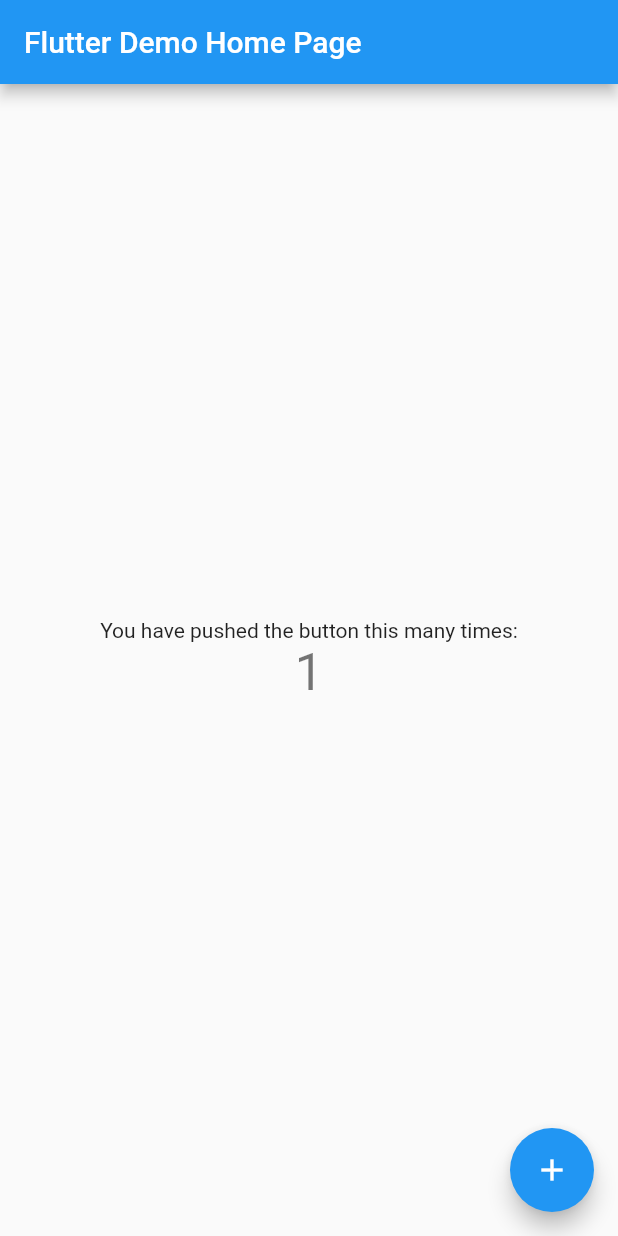
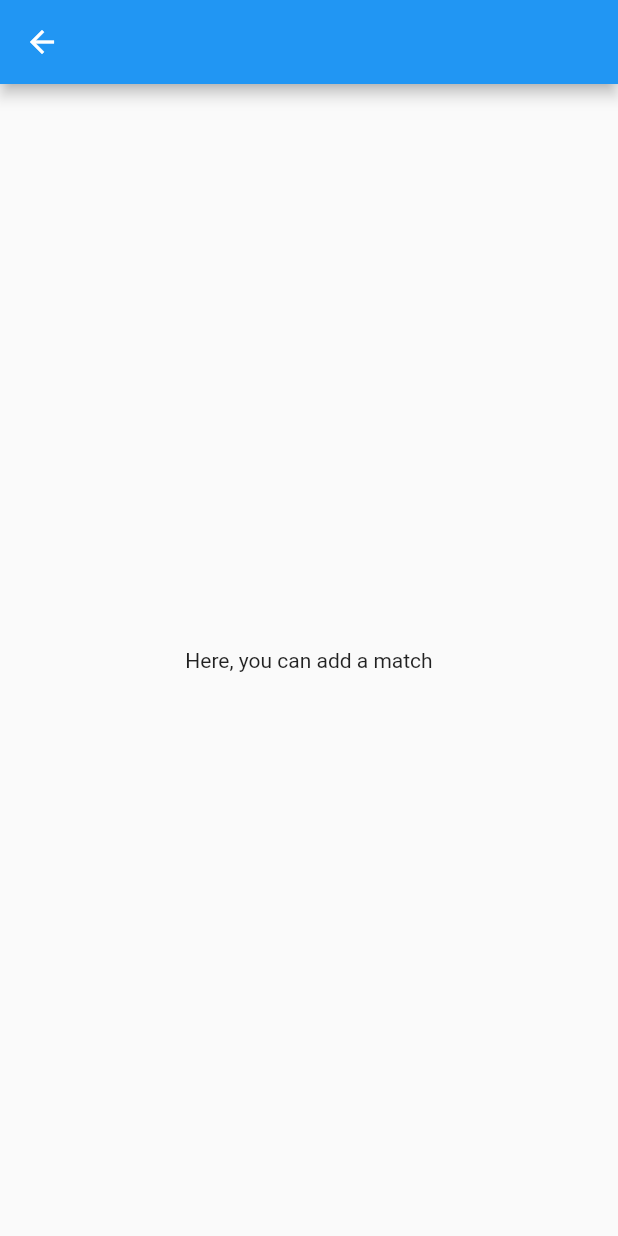
Before and after one commit to gdormoy/GroundHopping-Mobile, a Flutter app: the screen it shows after launch, after a tap on the "add" icon, on a phone screen of 412 x 824 dp. Run offline on Flutter 3.47's test engine with Material 2 defaults, Android fonts, the phone set to English and light mode, and no system bars.

Commit message:
Adding  AddMatch Page

```diff
--- a/groundhopping_mobile/lib/main.dart
+++ b/groundhopping_mobile/lib/main.dart
@@ -1,23 +1,13 @@
 import 'package:flutter/material.dart';
-
+import 'match/add_match.dart';
 void main() => runApp(MyApp());
 
 class MyApp extends StatelessWidget {
-  // This widget is the root of your application.
   @override
   Widget build(BuildContext context) {
     return MaterialApp(
       title: 'Flutter Demo',
       theme: ThemeData(
-        // This is the theme of your application.
-        //
-        // Try running your application with "flutter run". You'll see the
-        // application has a blue toolbar. Then, without quitting the app, try
-        // changing the primarySwatch below to Colors.green and then invoke
-        // "hot reload" (press "r" in the console where you ran "flutter run",
-        // or simply save your changes to "hot reload" in a Flutter IDE).
-        // Notice that the counter didn't reset back to zero; the application
-        // is not restarted.
         primarySwatch: Colors.blue,
       ),
       home: MyHomePage(title: 'Flutter Demo Home Page'),
@@ -28,15 +18,6 @@ class MyApp extends StatelessWidget {
 class MyHomePage extends StatefulWidget {
   MyHomePage({Key key, this.title}) : super(key: key);
 
-  // This widget is the home page of your application. It is stateful, meaning
-  // that it has a State object (defined below) that contains fields that affect
-  // how it looks.
-
-  // This class is the configuration for the state. It holds the values (in this
-  // case the title) provided by the parent (in this case the App widget) and
-  // used by the build method of the State. Fields in a Widget subclass are
-  // always marked "final".
-
   final String title;
 
   @override
@@ -44,68 +25,32 @@ class MyHomePage extends StatefulWidget {
 }
 
 class _MyHomePageState extends State<MyHomePage> {
-  int _counter = 0;
 
-  void _incrementCounter() {
-    setState(() {
-      // This call to setState tells the Flutter framework that something has
-      // changed in this State, which causes it to rerun the build method below
-      // so that the display can reflect the updated values. If we changed
-      // _counter without calling setState(), then the build method would not be
-      // called again, and so nothing would appear to happen.
-      _counter++;
-    });
+  Future navigateToAddMatchPage(context) async {
+    Navigator.push(context, MaterialPageRoute(builder: (context) => AddMatchPage()));
   }
 
   @override
   Widget build(BuildContext context) {
-    // This method is rerun every time setState is called, for instance as done
-    // by the _incrementCounter method above.
-    //
-    // The Flutter framework has been optimized to make rerunning build methods
-    // fast, so that you can just rebuild anything that needs updating rather
-    // than having to individually change instances of widgets.
     return Scaffold(
       appBar: AppBar(
-        // Here we take the value from the MyHomePage object that was created by
-        // the App.build method, and use it to set our appbar title.
         title: Text(widget.title),
       ),
       body: Center(
-        // Center is a layout widget. It takes a single child and positions it
-        // in the middle of the parent.
         child: Column(
-          // Column is also a layout widget. It takes a list of children and
-          // arranges them vertically. By default, it sizes itself to fit its
-          // children horizontally, and tries to be as tall as its parent.
-          //
-          // Invoke "debug painting" (press "p" in the console, choose the
-          // "Toggle Debug Paint" action from the Flutter Inspector in Android
-          // Studio, or the "Toggle Debug Paint" command in Visual Studio Code)
-          // to see the wireframe for each widget.
-          //
-          // Column has various properties to control how it sizes itself and
-          // how it positions its children. Here we use mainAxisAlignment to
-          // center the children vertically; the main axis here is the vertical
-          // axis because Columns are vertical (the cross axis would be
-          // horizontal).
           mainAxisAlignment: MainAxisAlignment.center,
           children: <Widget>[
             Text(
-              'You have pushed the button this many times:',
-            ),
-            Text(
-              '$_counter',
-              style: Theme.of(context).textTheme.display1,
+              'Welcome',
             ),
           ],
         ),
       ),
       floatingActionButton: FloatingActionButton(
-        onPressed: _incrementCounter,
+        onPressed:(){ navigateToAddMatchPage(context);},
         tooltip: 'Increment',
         child: Icon(Icons.add),
-      ), // This trailing comma makes auto-formatting nicer for build methods.
+      ),
     );
   }
 }
--- /dev/null
+++ b/groundhopping_mobile/lib/match/add_match.dart
@@ -0,0 +1,29 @@
+import 'package:flutter/material.dart';
+
+class AddMatchPage extends StatefulWidget {
+  AddMatchPage({Key key, this.title}) : super(key: key);
+  final String title;
+
+  @override
+  _AddMatchState createState() => _AddMatchState();
+}
+
+class _AddMatchState extends State<AddMatchPage> {
+  @override
+  Widget build(BuildContext context) {
+    return Scaffold(
+      appBar: AppBar(
+      ),
+      body: Center(
+        child: Column(
+          mainAxisAlignment: MainAxisAlignment.center,
+          children: <Widget>[
+            Text(
+              'Here, you can add a match',
+            ),
+          ],
+        ),
+      ),
+    );
+  }
+}
```
